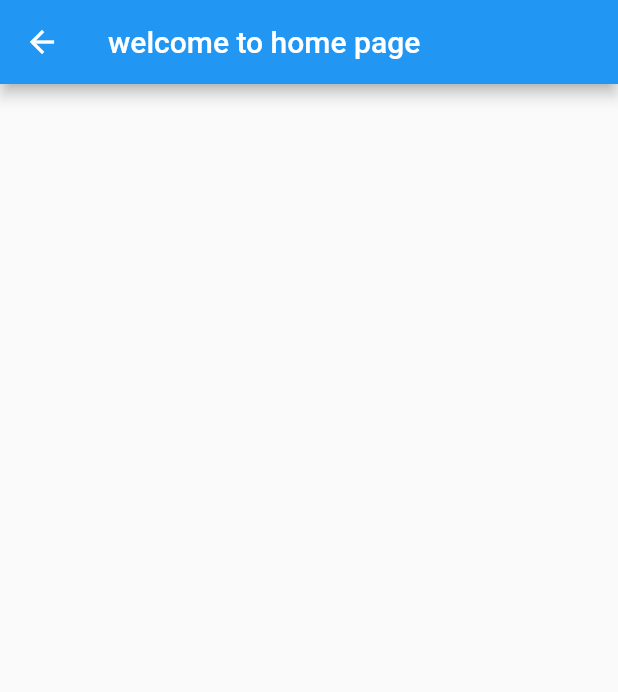
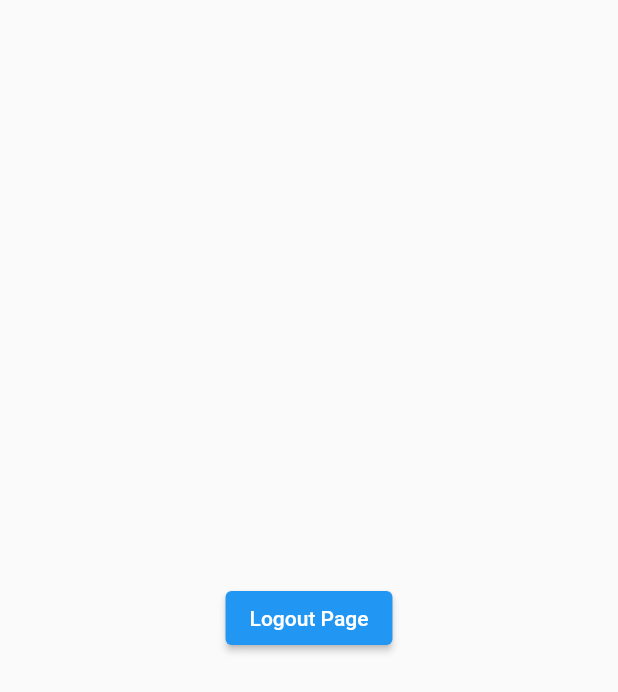
Before and after one commit to AbdulSaboor16/OTP-with-firebase-authentication, a Flutter app: the HomePage screen opened directly, on a phone screen of 412 x 824 dp. Shown: the top 692 px of the screen. Run offline on Flutter 3.47's test engine with Material 2 defaults, Android fonts, the phone set to English and light mode, and no system bars; our stand-ins replace firebase_auth, firebase_core, get, pinput, shared_preferences; accounts and stored records are empty.

Commit message:
first commit

```diff
--- a/lib/home_page.dart
+++ b/lib/home_page.dart
@@ -1,15 +1,48 @@
 import 'package:flutter/material.dart';
 import 'package:flutter/src/widgets/framework.dart';
 import 'package:flutter/src/widgets/placeholder.dart';
+import 'package:get/get.dart';
+import 'package:get/get_state_manager/src/simple/get_controllers.dart';
+import 'package:otpapps/opt_app.dart';
+import 'package:shared_preferences/shared_preferences.dart';
+
+class HomeController extends GetxController {
+  RxBool isLoading = false.obs;
+
+  Future<void> clearSharedPreferences() async {
+    isLoading.value = true;
+
+    SharedPreferences prefs = await SharedPreferences.getInstance();
+    await prefs.clear();
+
+    isLoading.value = false;
+
+    Get.offAll(const OtpApp());
+  }
+}
 
 class HomePage extends StatelessWidget {
-  const HomePage({super.key});
+  final HomeController controller = Get.put(HomeController());
+  HomePage({super.key});
 
   @override
   Widget build(BuildContext context) {
     return Scaffold(
-      appBar: AppBar(
-        title:const Text("welcome to home page"),
+      // appBar: AppBar(
+      //   title: const Text("welcome to home page"),
+      // ),
+
+      body: Center(
+        child: ElevatedButton(
+              onPressed: () {
+                if (!controller.isLoading.value) {
+                  controller.clearSharedPreferences();
+                }
+              },
+              child: Obx(() => controller.isLoading.value
+                  ? const CircularProgressIndicator(color: Colors.white)
+                  : const Text("Logout Page")),
+            ),
       ),
     );
   }
--- a/lib/main.dart
+++ b/lib/main.dart
@@ -1,6 +1,8 @@
 import 'package:flutter/material.dart';
+import 'package:get/get.dart';
 import 'package:otpapps/phone_page.dart';
 import 'package:firebase_core/firebase_core.dart';
+import 'package:otpapps/splash_screen.dart';
 
 void main() async {
   WidgetsFlutterBinding.ensureInitialized();
@@ -13,6 +15,6 @@ class MyApp extends StatelessWidget {
 
   @override
   Widget build(BuildContext context) {
-    return MaterialApp(debugShowCheckedModeBanner: false, home: PhonePage());
+    return GetMaterialApp(debugShowCheckedModeBanner: false, home: SplashScreen());
   }
 }
--- a/lib/opt_app.dart
+++ b/lib/opt_app.dart
@@ -127,11 +127,14 @@ class _OtpAppState extends State<OtpApp> {
                           borderRadius: BorderRadius.circular(20))),
                 ),
               ),
+
+
               Row(
                 children: [
                   TextButton(
                       onPressed: () {
-                        Navigator.pop(context);
+                           Navigator.pushReplacement(context,
+                        MaterialPageRoute(builder: (context) =>  PhonePage()));
                       },
                       child: const Text(
                         'Edit Phone Number ?',
--- a/pubspec.yaml
+++ b/pubspec.yaml
@@ -38,6 +38,8 @@ dependencies:
   pinput: ^2.2.31
   firebase_core: ^2.14.0
   firebase_auth: ^4.6.3
+  shared_preferences: ^2.1.2
+  get: ^4.6.5
 
 dev_dependencies:
   flutter_test:
```
Also changed, not shown: lib/phone_page.dart (+23 -11 lines), lib/splash_screen.dart (added, +44 -0 lines), pubspec.lock, 1 other file.
